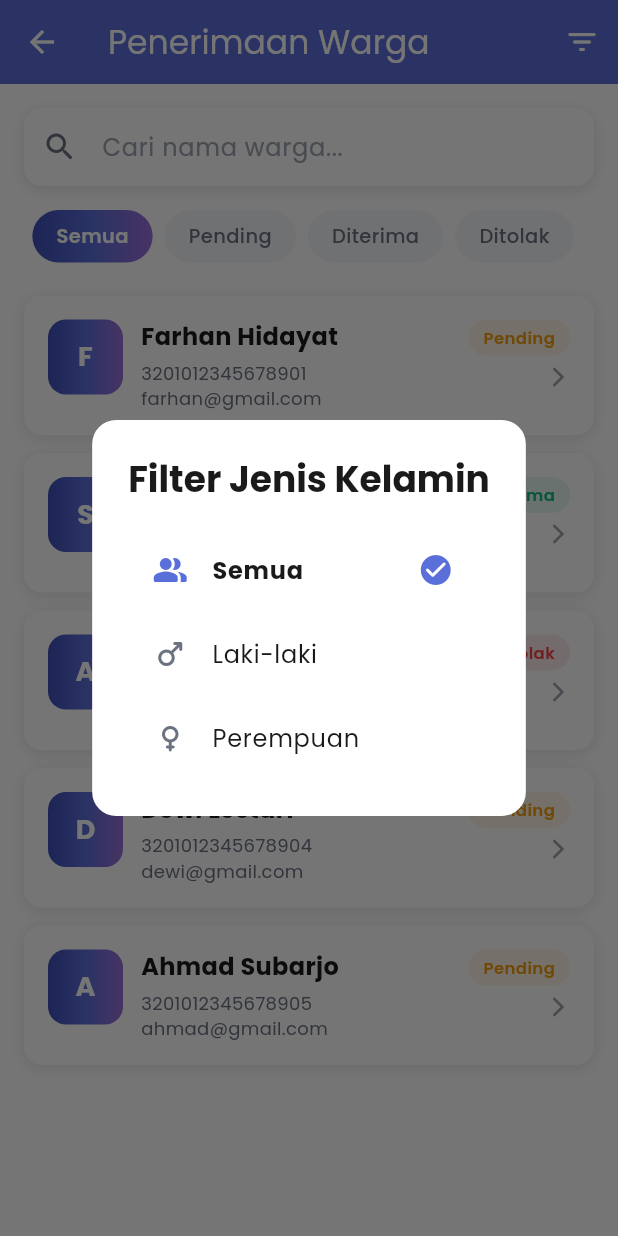
After one commit to Ruphasa/Pentagram, a Flutter app: the PenerimaanWargaPage screen opened directly, after a tap on the "filter list" icon, on a phone screen of 412 x 824 dp. The commit adds this screen. Run offline on Flutter 3.47's test engine with Material 3 defaults, Android fonts, the phone set to English and light mode, and no system bars; our stand-ins replace firebase_core, google_fonts; accounts and stored records are empty.

Commit message:
add penerimaan warga

```diff
--- /dev/null
+++ b/lib/models/penerimaan_warga.dart
@@ -0,0 +1,31 @@
+class PenerimaanWarga {
+  final int no;
+  final String nama;
+  final String nik;
+  final String email;
+  final String jenisKelamin;
+  final String fotoIdentitas; // asset path
+  String statusRegistrasi; // Pending, Diterima, Ditolak
+
+  PenerimaanWarga({
+    required this.no,
+    required this.nama,
+    required this.nik,
+    required this.email,
+    required this.jenisKelamin,
+    required this.fotoIdentitas,
+    required this.statusRegistrasi,
+  });
+
+  factory PenerimaanWarga.fromMap(Map<String, dynamic> map) {
+    return PenerimaanWarga(
+      no: map['no'],
+      nama: map['nama'],
+      nik: map['nik'],
+      email: map['email'],
+      jenisKelamin: map['jenisKelamin'],
+      fotoIdentitas: map['fotoIdentitas'],
+      statusRegistrasi: map['statusRegistrasi'],
+    );
+  }
+}
--- /dev/null
+++ b/lib/pages/penerimaan_warga/penerimaan_warga_page.dart
@@ -0,0 +1,191 @@
+import 'package:flutter/material.dart';
+import 'package:pentagram/utils/app_colors.dart';
+import 'package:pentagram/models/penerimaan_warga.dart';
+import 'package:pentagram/widgets/penerimaan_card.dart';
+import 'package:pentagram/widgets/filter_penerimaan_warga.dart';
+import 'package:pentagram/pages/penerimaan_warga/penerimaan_warga_detail.dart';
+
+class PenerimaanWargaPage extends StatefulWidget {
+  const PenerimaanWargaPage({super.key});
+
+  @override
+  State<PenerimaanWargaPage> createState() => _PenerimaanWargaPageState();
+}
+
+class _PenerimaanWargaPageState extends State<PenerimaanWargaPage> {
+  final TextEditingController _searchController = TextEditingController();
+  String selectedStatus = 'Semua';
+  String selectedGender = 'Semua';
+
+  final List<PenerimaanWarga> wargaList = [
+    PenerimaanWarga(
+      no: 1,
+      nama: 'Farhan Hidayat',
+      nik: '3201012345678901',
+      email: 'farhan@gmail.com',
+      jenisKelamin: 'Laki-laki',
+      fotoIdentitas: 'assets/images/ktp1.png',
+      statusRegistrasi: 'Pending',
+    ),
+    PenerimaanWarga(
+      no: 2,
+      nama: 'Siti Nurhaliza',
+      nik: '3201012345678902',
+      email: 'siti@gmail.com',
+      jenisKelamin: 'Perempuan',
+      fotoIdentitas: 'assets/images/ktp2.png',
+      statusRegistrasi: 'Diterima',
+    ),
+    PenerimaanWarga(
+      no: 3,
+      nama: 'Andi Wijaya',
+      nik: '3201012345678903',
+      email: 'andi@gmail.com',
+      jenisKelamin: 'Laki-laki',
+      fotoIdentitas: 'assets/images/ktp3.png',
+      statusRegistrasi: 'Ditolak',
+    ),
+    PenerimaanWarga(
+      no: 4,
+      nama: 'Dewi Lestari',
+      nik: '3201012345678904',
+      email: 'dewi@gmail.com',
+      jenisKelamin: 'Perempuan',
+      fotoIdentitas: 'assets/images/ktp4.png',
+      statusRegistrasi: 'Pending',
+    ),
+    PenerimaanWarga(
+      no: 5,
+      nama: 'Ahmad Subarjo',
+      nik: '3201012345678905',
+      email: 'ahmad@gmail.com',
+      jenisKelamin: 'Laki-laki',
+      fotoIdentitas: 'assets/images/ktp5.png',
+      statusRegistrasi: 'Pending',
+    ),
+  ];
+
+  void _showGenderFilter() {
+    showDialog(
+      context: context,
+      builder: (_) => FilterPenerimaanWargaDialog(
+        selectedGender: selectedGender,
+        onFilterSelected: (label) {
+          setState(() => selectedGender = label);
+        },
+      ),
+    );
+  }
+
+  @override
+  Widget build(BuildContext context) {
+    final filteredList = wargaList.where((w) {
+
+      final matchesGender =
+          selectedGender == 'Semua' || w.jenisKelamin == selectedGender;
+      final matchesStatus =
+          selectedStatus == 'Semua' || w.statusRegistrasi == selectedStatus;
+      return matchesGender && matchesStatus;
+    }).toList();
+
+    return Scaffold(
+      backgroundColor: AppColors.background,
+      appBar: AppBar(
+        title: const Text('Penerimaan Warga'),
+        backgroundColor: AppColors.primary,
+        foregroundColor: AppColors.textOnPrimary,
+        elevation: 0,
+        actions: [
+          IconButton(
+            icon: const Icon(Icons.filter_list_rounded),
+            onPressed: _showGenderFilter,
+          ),
+        ],
+      ),
+      body: Column(
+        children: [
+          _buildSearchBar(),
+          _buildStatusFilterChips(),
+          Expanded(
+            child: ListView.builder(
+              padding: const EdgeInsets.all(16),
+              itemCount: filteredList.length,
+              itemBuilder: (context, index) {
+                final warga = filteredList[index];
+                return PenerimaanCard(
+                  warga: warga,
+                  onTap: () => DetailPenerimaanWargaOverlay.show(context, warga),
+                );
+              },
+            ),
+          ),
+        ],
+      ),
+    );
+  }
+
+  Widget _buildSearchBar() {
+    return Padding(
+      padding: const EdgeInsets.all(16),
+      child: Container(
+        decoration: BoxDecoration(
+          color: AppColors.cardBackground,
+          borderRadius: BorderRadius.circular(12),
+          boxShadow: const [
+            BoxShadow(
+              color: AppColors.shadow,
+              blurRadius: 8,
+              offset: Offset(0, 2),
+            ),
+          ],
+        ),
+        child: TextField(
+          controller: _searchController,
+          decoration: const InputDecoration(
+            hintText: 'Cari nama warga...',
+            hintStyle: TextStyle(color: AppColors.textMuted),
+            prefixIcon: Icon(Icons.search_rounded, color: AppColors.iconPrimary),
+            border: InputBorder.none,
+            contentPadding: EdgeInsets.symmetric(horizontal: 16, vertical: 14),
+          ),
+          onChanged: (_) => setState(() {}),
+        ),
+      ),
+    );
+  }
+
+  Widget _buildStatusFilterChips() {
+    final statuses = ['Semua', 'Pending', 'Diterima', 'Ditolak'];
+    return SingleChildScrollView(
+      scrollDirection: Axis.horizontal,
+      padding: const EdgeInsets.symmetric(horizontal: 16),
+      child: Row(
+        children: statuses.map((status) {
+          final isSelected = selectedStatus == status;
+          return GestureDetector(
+            onTap: () => setState(() => selectedStatus = status),
+            child: Container(
+              margin: const EdgeInsets.only(right: 8),
+              padding: const EdgeInsets.symmetric(horizontal: 16, vertical: 8),
+              decoration: BoxDecoration(
+                gradient: isSelected ? AppColors.primaryGradient : null,
+                color: isSelected ? null : AppColors.backgroundGrey,
+                borderRadius: BorderRadius.circular(20),
+              ),
+              child: Text(
+                status,
+                style: TextStyle(
+                  fontSize: 13,
+                  fontWeight: isSelected ? FontWeight.w600 : FontWeight.w500,
+                  color: isSelected
+                      ? AppColors.textOnPrimary
+                      : AppColors.textSecondary,
+                ),
+              ),
+            ),
+          );
+        }).toList(),
+      ),
+    );
+  }
+}
--- a/lib/pages/pesan/pesan_warga_page.dart
+++ b/lib/pages/pesan/pesan_warga_page.dart
@@ -117,11 +117,9 @@ class _PesanWargaPageState extends State<PesanWargaPage> {
   @override
   Widget build(BuildContext context) {
     final filteredList = _pesanList.where((p) {
-      final query = _searchController.text.toLowerCase();
       if (selectedFilter == 'Belum Dibaca' && !p.unread) return false;
       if (selectedFilter == 'Sudah Dibaca' && p.unread) return false;
-      return p.nama.toLowerCase().contains(query) ||
-          p.pesan.toLowerCase().contains(query);
+      return true;
     }).toList();
 
     return Scaffold(
--- /dev/null
+++ b/lib/widgets/filter_penerimaan_warga.dart
@@ -0,0 +1,58 @@
+import 'package:flutter/material.dart';
+import 'package:pentagram/utils/app_colors.dart';
+
+class FilterPenerimaanWargaDialog extends StatelessWidget {
+  final String selectedGender;
+  final Function(String) onFilterSelected;
+
+  const FilterPenerimaanWargaDialog({
+    super.key,
+    required this.selectedGender,
+    required this.onFilterSelected,
+  });
+
+  @override
+  Widget build(BuildContext context) {
+    return AlertDialog(
+      backgroundColor: AppColors.cardBackground,
+      shape: RoundedRectangleBorder(borderRadius: BorderRadius.circular(16)),
+      title: const Text(
+        'Filter Jenis Kelamin',
+        style: TextStyle(
+          color: AppColors.textPrimary,
+          fontWeight: FontWeight.bold,
+        ),
+      ),
+      content: Column(
+        mainAxisSize: MainAxisSize.min,
+        children: [
+          _buildOption(context, 'Semua', Icons.people_alt_rounded),
+          _buildOption(context, 'Laki-laki', Icons.male_rounded),
+          _buildOption(context, 'Perempuan', Icons.female_rounded),
+        ],
+      ),
+    );
+  }
+
+  Widget _buildOption(BuildContext context, String label, IconData icon) {
+    final isSelected = selectedGender == label;
+    return ListTile(
+      leading: Icon(icon,
+          color: isSelected ? AppColors.primary : AppColors.iconPrimary),
+      title: Text(
+        label,
+        style: TextStyle(
+          color: AppColors.textPrimary,
+          fontWeight: isSelected ? FontWeight.bold : FontWeight.normal,
+        ),
+      ),
+      trailing: isSelected
+          ? const Icon(Icons.check_circle_rounded, color: AppColors.primary)
+          : null,
+      onTap: () {
+        onFilterSelected(label);
+        Navigator.pop(context);
+      },
+    );
+  }
+}
--- /dev/null
+++ b/lib/widgets/penerimaan_card.dart
@@ -0,0 +1,126 @@
+import 'package:flutter/material.dart';
+import 'package:pentagram/models/penerimaan_warga.dart';
+import 'package:pentagram/utils/app_colors.dart';
+
+class PenerimaanCard extends StatelessWidget {
+  final PenerimaanWarga warga;
+  final VoidCallback onTap;
+
+  const PenerimaanCard({super.key, required this.warga, required this.onTap});
+
+  @override
+  Widget build(BuildContext context) {
+    Color statusColor;
+    switch (warga.statusRegistrasi) {
+      case 'Diterima':
+        statusColor = AppColors.success;
+        break;
+      case 'Ditolak':
+        statusColor = AppColors.error;
+        break;
+      default:
+        statusColor = AppColors.warning;
+    }
+
+    return GestureDetector(
+      onTap: onTap,
+      child: Container(
+        padding: const EdgeInsets.all(16),
+        margin: const EdgeInsets.symmetric(vertical: 6),
+        decoration: BoxDecoration(
+          color: AppColors.cardBackground,
+          borderRadius: BorderRadius.circular(12),
+          boxShadow: const [
+            BoxShadow(
+              color: AppColors.shadow,
+              blurRadius: 8,
+              offset: Offset(0, 2),
+            ),
+          ],
+        ),
+        child: Row(
+          crossAxisAlignment: CrossAxisAlignment.start,
+          children: [
+            // Avatar (inisial)
+            Container(
+              width: 50,
+              height: 50,
+              decoration: BoxDecoration(
+                gradient: AppColors.primaryGradient,
+                borderRadius: BorderRadius.circular(12),
+              ),
+              alignment: Alignment.center,
+              child: Text(
+                warga.nama.isNotEmpty ? warga.nama[0].toUpperCase() : '?',
+                style: const TextStyle(
+                  color: AppColors.textOnPrimary,
+                  fontWeight: FontWeight.bold,
+                  fontSize: 18,
+                ),
+              ),
+            ),
+            const SizedBox(width: 12),
+
+            // Info utama
+            Expanded(
+              child: Column(
+                crossAxisAlignment: CrossAxisAlignment.start,
+                children: [
+                  Text(
+                    warga.nama,
+                    style: const TextStyle(
+                      fontWeight: FontWeight.bold,
+                      fontSize: 16,
+                      color: AppColors.textPrimary,
+                    ),
+                  ),
+                  const SizedBox(height: 4),
+                  Text(
+                    warga.nik,
+                    style: const TextStyle(
+                      fontSize: 12,
+                      color: AppColors.textSecondary,
+                    ),
+                  ),
+                  Text(
+                    warga.email,
+                    style: const TextStyle(
+                      fontSize: 12,
+                      color: AppColors.textSecondary,
+                    ),
+                  ),
+                ],
+              ),
+            ),
+
+            // Status badge + icon detail
+            Column(
+              crossAxisAlignment: CrossAxisAlignment.end,
+              children: [
+                Container(
+                  padding:
+                      const EdgeInsets.symmetric(horizontal: 10, vertical: 4),
+                  decoration: BoxDecoration(
+                    color: statusColor.withOpacity(0.1),
+                    borderRadius: BorderRadius.circular(12),
+                  ),
+                  child: Text(
+                    warga.statusRegistrasi,
+                    style: TextStyle(
+                      fontSize: 11,
+                      fontWeight: FontWeight.w600,
+                      color: statusColor,
+                    ),
+                  ),
+                ),
+                const SizedBox(height: 6),
+                const Icon(Icons.arrow_forward_ios_rounded,
+                    size: 16, color: AppColors.iconSecondary),
+              ],
+            ),
+          ],
+        ),
+      ),
+    );
+  }
+}
--- a/pubspec.yaml
+++ b/pubspec.yaml
@@ -29,6 +29,9 @@ dev_dependencies:
 flutter:
   uses-material-design: true
 
+  assets:
+    - assets/images/
+
   # To add assets to your application, add an assets section, like this:
   # assets:
   #   - images/a_dot_burr.jpeg
```
Also changed, not shown: lib/pages/dashboard/dashboard.dart (+16 -0 lines), lib/pages/penerimaan_warga/penerimaan_warga_detail.dart (added, +142 -0 lines), assets/images/ktp1.png (added), assets/images/ktp2.png (added), assets/images/ktp3.png (added), assets/images/ktp4.png (added), assets/images/ktp5.png (added).
